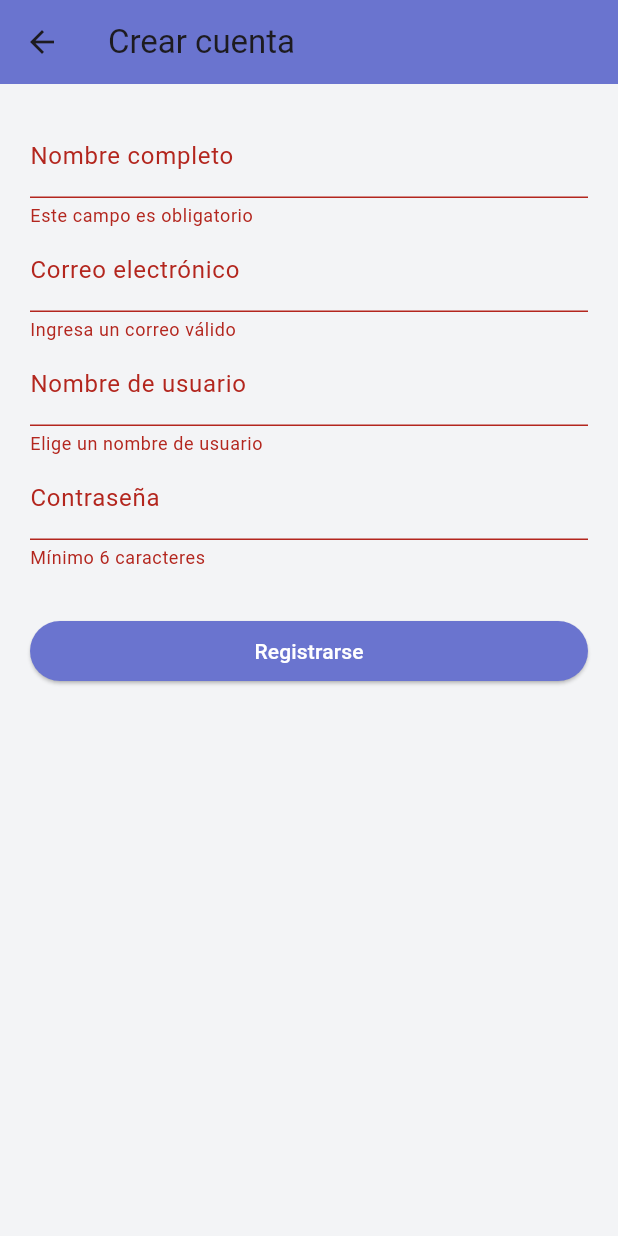
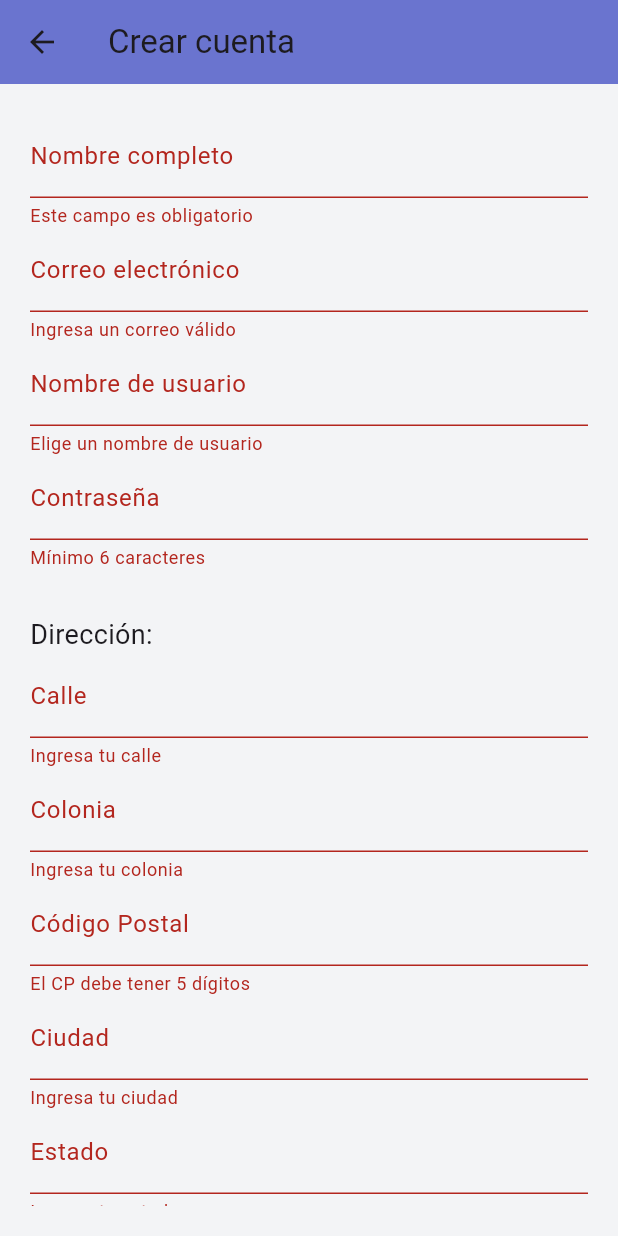
Before and after one commit to LuisPozole/Aila_Controller, a Flutter app: the RegisterPage screen opened directly, after a tap on "Registrarse", on a phone screen of 412 x 824 dp. Run offline on Flutter 3.47's test engine with Material 3 defaults, Android fonts, the light colour scheme and no system bars; our stand-ins replace flutter_secure_storage; missing offline and left inert: mongo_dart; accounts and stored records are empty.

Commit message:
login terminado (sin diseño)

```diff
--- a/lib/models/user_model.dart
+++ b/lib/models/user_model.dart
@@ -5,6 +5,7 @@ class User {
   final String email;
   final String password;
   final String tipoUsuario;
+  final List<Map<String, dynamic>> ubicacion; // Arreglo de direcciones
 
   User({
     required this.id,
@@ -13,6 +14,7 @@ class User {
     required this.email,
     required this.password,
     this.tipoUsuario = "Normal",
+    this.ubicacion = const [], // Inicializado como arreglo vacío
   });
 
   Map<String, dynamic> toMap() {
@@ -22,8 +24,9 @@ class User {
       'email': email,
       'password': password,
       'tipoUsuario': tipoUsuario,
+      'ubicacion': ubicacion, // Incluye la dirección registrada
+      'contacto': [],
       'apikey': null,
-      'contacto': null,
     };
   }
 }
--- a/lib/ui/register_page.dart
+++ b/lib/ui/register_page.dart
@@ -17,6 +17,13 @@ class _RegisterPageState extends State<RegisterPage> {
   final _userController = TextEditingController();
   final _passController = TextEditingController();
 
+  // Controladores para la dirección
+  final _calleController = TextEditingController();
+  final _coloniaController = TextEditingController();
+  final _cpController = TextEditingController();
+  final _ciudadController = TextEditingController();
+  final _estadoController = TextEditingController();
+
   Future<void> _register() async {
     if (_formKey.currentState!.validate()) {
       // Verificar usuario único
@@ -35,12 +42,22 @@ class _RegisterPageState extends State<RegisterPage> {
       final digest = sha256.convert(bytes);
       final encryptedPassword = digest.toString();
 
+      // Crear objeto de dirección
+      final nuevaDireccion = {
+        'calle': _calleController.text,
+        'colonia': _coloniaController.text,
+        'CP': _cpController.text,
+        'ciudad': _ciudadController.text,
+        'Estado': _estadoController.text,
+      };
+
       final newUser = User(
         id: DateTime.now().toString(),
         name: _nameController.text,
         username: _userController.text,
         email: _emailController.text,
         password: encryptedPassword,
+        ubicacion: [nuevaDireccion], // Añadir dirección al arreglo
       );
 
       await MongoDBService.getCollection('Usuarios').insert(newUser.toMap());
@@ -66,6 +83,7 @@ class _RegisterPageState extends State<RegisterPage> {
           key: _formKey,
           child: ListView(
             children: [
+              // Campos existentes
               TextFormField(
                 controller: _nameController,
                 decoration: const InputDecoration(labelText: 'Nombre completo'),
@@ -92,6 +110,42 @@ class _RegisterPageState extends State<RegisterPage> {
                 validator: (value) =>
                     value!.length < 6 ? 'Mínimo 6 caracteres' : null,
               ),
+
+              // Sección de dirección
+              const SizedBox(height: 30),
+              const Text('Dirección:', style: TextStyle(fontSize: 18)),
+              TextFormField(
+                controller: _calleController,
+                decoration: const InputDecoration(labelText: 'Calle'),
+                validator: (value) =>
+                    value!.isEmpty ? 'Ingresa tu calle' : null,
+              ),
+              TextFormField(
+                controller: _coloniaController,
+                decoration: const InputDecoration(labelText: 'Colonia'),
+                validator: (value) =>
+                    value!.isEmpty ? 'Ingresa tu colonia' : null,
+              ),
+              TextFormField(
+                controller: _cpController,
+                keyboardType: TextInputType.number,
+                decoration: const InputDecoration(labelText: 'Código Postal'),
+                validator: (value) =>
+                    (value!.length != 5) ? 'El CP debe tener 5 dígitos' : null,
+              ),
+              TextFormField(
+                controller: _ciudadController,
+                decoration: const InputDecoration(labelText: 'Ciudad'),
+                validator: (value) =>
+                    value!.isEmpty ? 'Ingresa tu ciudad' : null,
+              ),
+              TextFormField(
+                controller: _estadoController,
+                decoration: const InputDecoration(labelText: 'Estado'),
+                validator: (value) =>
+                    value!.isEmpty ? 'Ingresa tu estado' : null,
+              ),
+
               const SizedBox(height: 30),
               ElevatedButton(
                 onPressed: _register,
```
